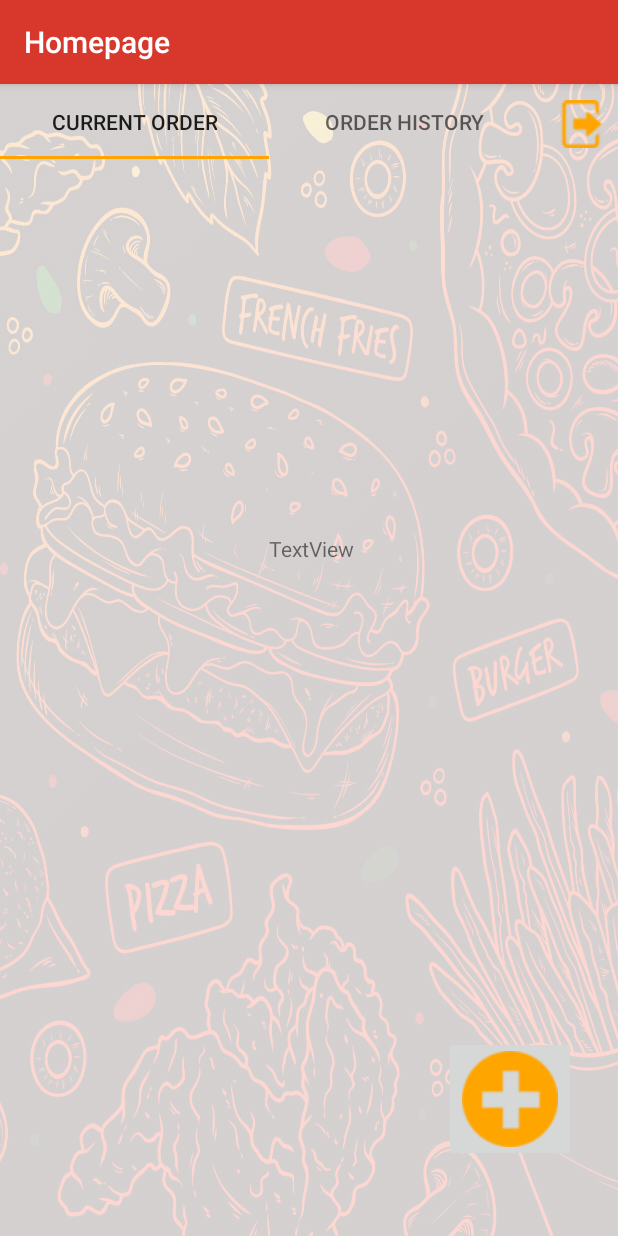
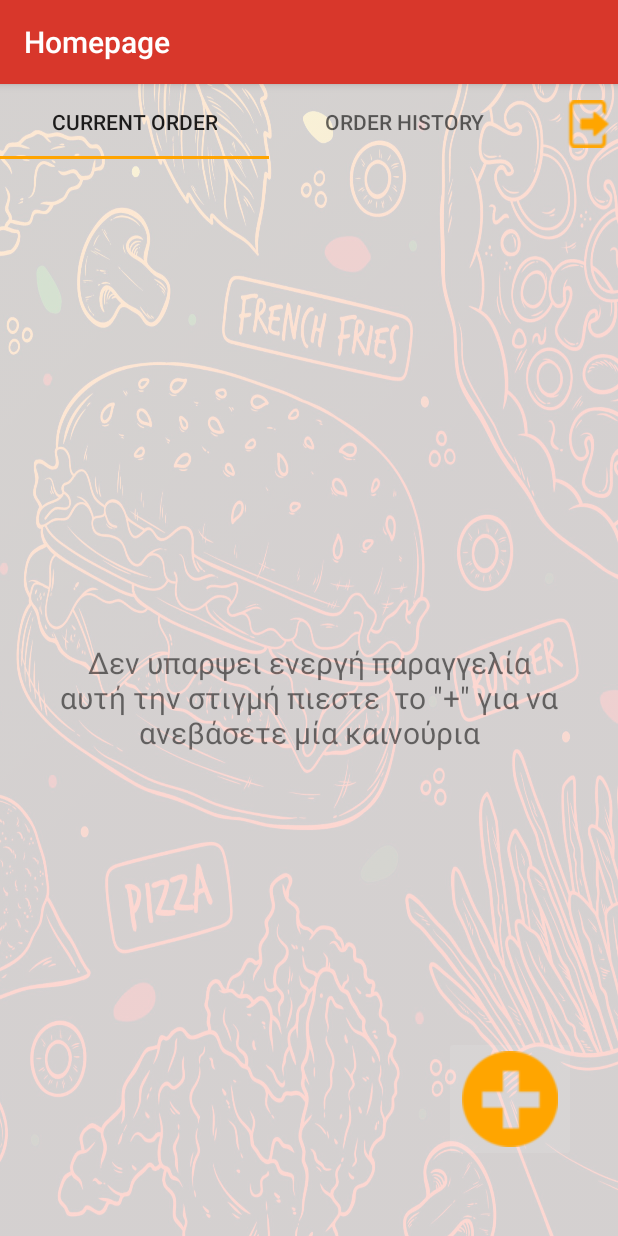
Before and after one commit to vleft02/Restaurant-Application, an Android app: the CurrentOrderPageFragment screen opened directly, with no data from a screen before it, on a phone screen of 412 x 824 dp. Run offline under Robolectric (Android 15) with nearby library versions, the phone set to English and light mode, and no system bars.

Commit message:
Customer Homepage current order fragment implemented + logout + initializer fixes

```diff
--- a/app/src/main/java/gr/aueb/softeng/dao/OrderDAO.java
+++ b/app/src/main/java/gr/aueb/softeng/dao/OrderDAO.java
@@ -1,5 +1,6 @@
 package gr.aueb.softeng.dao;
 
+import java.util.ArrayList;
 import java.util.List;
 
 import gr.aueb.softeng.domain.Customer;
@@ -14,5 +15,5 @@ public interface OrderDAO {
     Order find(Order entity);
 
     List<Order> findByCustomer(Customer customer);
-    List<Order> findByCustomer(int id);
+    ArrayList<Order> findByCustomer(int id);
 }
--- a/app/src/main/java/gr/aueb/softeng/memoryDao/OrderDAOmemory.java
+++ b/app/src/main/java/gr/aueb/softeng/memoryDao/OrderDAOmemory.java
@@ -49,13 +49,13 @@
     }
 
     @Override
-    public List<Order> findByCustomer(int id) {
+    public ArrayList<Order> findByCustomer(int id) {
         ArrayList<Order> result= new ArrayList<>();
         for(Order order : entities){
             if(order.getCustomer().getUserId()==id){
                 result.add(order);
             }
         }
-        return  result;
+        return result;
     }
 }
--- a/app/src/main/java/gr/aueb/softeng/view/Customer/HomePage/CurrentOrderPageFragment.java
+++ b/app/src/main/java/gr/aueb/softeng/view/Customer/HomePage/CurrentOrderPageFragment.java
@@ -2,12 +2,17 @@ package gr.aueb.softeng.view.Customer.HomePage;
 
 import android.os.Bundle;
 
+import androidx.constraintlayout.widget.ConstraintLayout;
 import androidx.fragment.app.Fragment;
 
 import android.view.LayoutInflater;
 import android.view.View;
 import android.view.ViewGroup;
+import android.widget.ImageButton;
+import android.widget.TextView;
 
+import gr.aueb.softeng.memoryDao.CustomerDAOmemory;
+import gr.aueb.softeng.memoryDao.OrderDAOmemory;
 import gr.aueb.softeng.team08.R;
 
 /**
@@ -19,31 +24,27 @@ public class CurrentOrderPageFragment extends Fragment {
 
     // TODO: Rename parameter arguments, choose names that match
     // the fragment initialization parameters, e.g. ARG_ITEM_NUMBER
-    private static final String ARG_PARAM1 = "param1";
-    private static final String ARG_PARAM2 = "param2";
+    private static final String CUSTOMER_ID = "CustomerId";
 
     // TODO: Rename and change types of parameters
-    private String mParam1;
-    private String mParam2;
+    private int customerId;
 
     public CurrentOrderPageFragment() {
-        // Required empty public constructor
+
     }
 
     /**
      * Use this factory method to create a new instance of
      * this fragment using the provided parameters.
      *
-     * @param param1 Parameter 1.
-     * @param param2 Parameter 2.
+     * @param id Parameter 1.
      * @return A new instance of fragment CurrentOrderPageFragment.
      */
     // TODO: Rename and change types and number of parameters
-    public static CurrentOrderPageFragment newInstance(String param1, String param2) {
+    public static CurrentOrderPageFragment newInstance(int id) {
         CurrentOrderPageFragment fragment = new CurrentOrderPageFragment();
         Bundle args = new Bundle();
-        args.putString(ARG_PARAM1, param1);
-        args.putString(ARG_PARAM2, param2);
+        args.putInt(CUSTOMER_ID, id);
         fragment.setArguments(args);
         return fragment;
     }
@@ -52,8 +53,7 @@ public class CurrentOrderPageFragment extends Fragment {
     public void onCreate(Bundle savedInstanceState) {
         super.onCreate(savedInstanceState);
         if (getArguments() != null) {
-            mParam1 = getArguments().getString(ARG_PARAM1);
-            mParam2 = getArguments().getString(ARG_PARAM2);
+            customerId = getArguments().getInt(CUSTOMER_ID);
         }
     }
 
@@ -61,6 +61,31 @@ public class CurrentOrderPageFragment extends Fragment {
     public View onCreateView(LayoutInflater inflater, ViewGroup container,
                              Bundle savedInstanceState) {
         // Inflate the layout for this fragment
-        return inflater.inflate(R.layout.fragment_current_order, container, false);
+
+        View rootView = inflater.inflate(R.layout.fragment_current_order,container,false);
+
+
+        ImageButton plusButton = (ImageButton) rootView.findViewById(R.id.PlaceOrderButton);
+        ImageButton cancelButton =(ImageButton) rootView.findViewById(R.id.CancelOrderButton);
+        TextView noOrderText = (TextView) rootView.findViewById(R.id.NoOrderText);
+        ConstraintLayout orderDetailsLayout = (ConstraintLayout) rootView.findViewById(R.id.CurrentOrderConstraintLayout);
+        TextView orderDetails = (TextView) rootView.findViewById(R.id.OrderDetails);
+
+        CustomerHomepagePresenter presenter = new CustomerHomepagePresenter(new CustomerDAOmemory(),new OrderDAOmemory());
+
+
+        if (presenter.getCurrentOrder(customerId)!=null)
+        {
+            plusButton.setVisibility(View.GONE);
+            noOrderText.setVisibility(View.GONE);
+            orderDetails.setText(presenter.getCurrentOrderDetails(customerId));
+
+        }
+        else{
+            cancelButton.setVisibility(View.GONE);
+            orderDetailsLayout.setVisibility(View.GONE);
+        }
+
+        return rootView;
     }
 }
--- a/app/src/main/java/gr/aueb/softeng/view/Customer/HomePage/CustomerHomePageActivity.java
+++ b/app/src/main/java/gr/aueb/softeng/view/Customer/HomePage/CustomerHomePageActivity.java
@@ -1,31 +1,46 @@
 package gr.aueb.softeng.view.Customer.HomePage;
 
+import android.content.Intent;
 import android.os.Bundle;
+import android.view.View;
 
 import androidx.appcompat.app.AppCompatActivity;
 import androidx.viewpager2.widget.ViewPager2;
 
-import com.google.android.material.tabs.TabItem;
 import com.google.android.material.tabs.TabLayout;
 
+import gr.aueb.softeng.memoryDao.CustomerDAOmemory;
+import gr.aueb.softeng.memoryDao.OrderDAOmemory;
 import gr.aueb.softeng.team08.R;
+import gr.aueb.softeng.view.Login.LoginActivity;
 
 public class CustomerHomePageActivity extends AppCompatActivity implements CustomerHomepageView{
 
     @Override
     protected void onCreate(Bundle savedInstanceState) {
         super.onCreate(savedInstanceState);
-        chooseLayout();
         setContentView(R.layout.activity_customer_hompepage);
 
-        CustomerHomepagePresenter presenter = new CustomerHomepagePresenter();
+        int customerId =-1;
+        CustomerHomepagePresenter presenter = new CustomerHomepagePresenter(new CustomerDAOmemory(), new OrderDAOmemory());
 
+        if (savedInstanceState == null)
+        {
+            Intent intent = getIntent();
+            Bundle extras = intent.getExtras();
+
+            if (extras != null) {
+                customerId = extras.getInt("CustomerId");
+            }
+        }
         //tabbed Layout initialization
         TabLayout tabLayout = findViewById(R.id.CustomerHomePageTabLayout);//tabs currentOrderTab and orderHistoryTab
         ViewPager2 viewPager2 = findViewById(R.id.CustomerHomePageViewPager);
         viewPager2.setUserInputEnabled(false);//No touch scrolling allowed
-        CustomerHomePageViewPagerAdapter adapter = new CustomerHomePageViewPagerAdapter(this);
+        CustomerHomePageViewPagerAdapter adapter = new CustomerHomePageViewPagerAdapter(this,customerId);
         viewPager2.setAdapter(adapter);
+
+
         tabLayout.addOnTabSelectedListener(new TabLayout.OnTabSelectedListener() {
             @Override
             public void onTabSelected(TabLayout.Tab tab) {
@@ -43,11 +58,14 @@ public class CustomerHomePageActivity extends AppCompatActivity implements Custo
             }
         });
 
+        findViewById(R.id.LogOutButton).setOnClickListener(new View.OnClickListener() {
+            @Override
+            public void onClick(View v) {
+                finish();
+            }
+        });
+
 
     }
 
-    @Override
-    public void chooseLayout() {
-
-    }
 }
--- a/app/src/main/java/gr/aueb/softeng/view/Customer/HomePage/CustomerHomePageViewPagerAdapter.java
+++ b/app/src/main/java/gr/aueb/softeng/view/Customer/HomePage/CustomerHomePageViewPagerAdapter.java
@@ -6,8 +6,10 @@ import androidx.fragment.app.FragmentActivity;
 import androidx.viewpager2.adapter.FragmentStateAdapter;
 
 public class CustomerHomePageViewPagerAdapter extends FragmentStateAdapter {
-    public CustomerHomePageViewPagerAdapter(@NonNull FragmentActivity fragmentActivity) {
+    int customerId;
+    public CustomerHomePageViewPagerAdapter(@NonNull FragmentActivity fragmentActivity,int id) {
         super(fragmentActivity);
+        customerId = id;
     }
 
     @NonNull
@@ -15,11 +17,11 @@ public class CustomerHomePageViewPagerAdapter extends FragmentStateAdapter {
     public Fragment createFragment(int position) {//The tab which should be next is chosen
         switch(position) {
             case 0:
-                return new CurrentOrderPageFragment();
+                return CurrentOrderPageFragment.newInstance(customerId);
             case 1:
-                return new OrderHistoryPageFragment();
+                return OrderHistoryPageFragment.newInstance(customerId);
             default:
-                return new CurrentOrderPageFragment();
+                return CurrentOrderPageFragment.newInstance(customerId);
         }
 
     }
--- a/app/src/main/java/gr/aueb/softeng/view/Customer/HomePage/CustomerHomepagePresenter.java
+++ b/app/src/main/java/gr/aueb/softeng/view/Customer/HomePage/CustomerHomepagePresenter.java
@@ -1,9 +1,45 @@
 package gr.aueb.softeng.view.Customer.HomePage;
 
+import java.util.ArrayList;
+import java.util.List;
+
+import gr.aueb.softeng.dao.CustomerDAO;
+import gr.aueb.softeng.dao.OrderDAO;
+import gr.aueb.softeng.domain.Order;
+
 public class CustomerHomepagePresenter {
+    CustomerDAO customerDAO;
+    OrderDAO orderDAO;
+
     CustomerHomepageView view;
 
+    public CustomerHomepagePresenter(CustomerDAO customerDAO, OrderDAO orderDAO /*, int id */)
+    {
+        this.customerDAO = customerDAO;
+        this.orderDAO = orderDAO;
+    }
+
+    public Order getCurrentOrder(int customerId)
+    {
+        ArrayList<Order> orders =  orderDAO.findByCustomer(customerId);
+        for (Order order : orders)
+        {
+            if (order.getOrderState() != Order.State.COMPLETED)
+            {
+                return order;
+            }
+        }
+        return null;
+    }
     public void setView(CustomerHomepageView view) {
         this.view = view;
     }
+
+    public String getCurrentOrderDetails(int customerId) {
+        String output = "";
+        Order order = getCurrentOrder(customerId);
+        output += order.getOrderState().toString()+"\n";
+        return output;
+    }
+
 }
--- a/app/src/main/java/gr/aueb/softeng/view/Customer/HomePage/CustomerHomepageView.java
+++ b/app/src/main/java/gr/aueb/softeng/view/Customer/HomePage/CustomerHomepageView.java
@@ -2,5 +2,4 @@ package gr.aueb.softeng.view.Customer.HomePage;
 import gr.aueb.softeng.view.View;
 
 public interface CustomerHomepageView extends View{
-void chooseLayout();
 }
--- a/app/src/main/java/gr/aueb/softeng/view/Login/LoginActivity.java
+++ b/app/src/main/java/gr/aueb/softeng/view/Login/LoginActivity.java
@@ -97,8 +97,9 @@ public class LoginActivity extends AppCompatActivity implements LoginView {
         startActivity(intent);
     }
 
-    public void redirectToCustomerPage(){
+    public void redirectToCustomerPage(int customerId){
         Intent intent = new Intent(LoginActivity.this, CustomerHomePageActivity.class);
+        intent.putExtra("CustomerId",customerId);
         startActivity(intent);
     }
     public void redirectToChefHomePage(){
--- a/app/src/main/java/gr/aueb/softeng/view/Login/LoginPresenter.java
+++ b/app/src/main/java/gr/aueb/softeng/view/Login/LoginPresenter.java
@@ -39,7 +39,7 @@ public class LoginPresenter {
             view.showErrorMessage("Σφάλμα!", "Συμπληρώστε όλα τα πεδία.");
         }else if (custDAO.find(inputUsername, inputPassword) != null) {
             view.showErrorMessage("ΒΡΕΘΗΚΕ", " Ο χρηστης βρεθηκε");
-            view.redirectToCustomerPage();
+            view.redirectToCustomerPage(custDAO.find(inputUsername,inputPassword).getUserId());
         }
         else if (chefDAO.find(inputUsername, inputPassword) != null) {
             view.showErrorMessage("ΒΡΕΘΗΚΕ", " Ο χρηστης βρεθηκε");
--- a/app/src/main/java/gr/aueb/softeng/view/Login/LoginView.java
+++ b/app/src/main/java/gr/aueb/softeng/view/Login/LoginView.java
@@ -13,7 +13,7 @@ public interface LoginView extends View {
     void signupPersonel();
     void signupOwner();
     void showErrorMessage(String title, String message);
-    void redirectToCustomerPage();
+    void redirectToCustomerPage(int customerId);
    void redirectToChefHomePage();
    void redirectToOwnerHomePage();
 
--- a/app/src/main/res/layout/activity_customer_hompepage.xml
+++ b/app/src/main/res/layout/activity_customer_hompepage.xml
@@ -40,8 +40,8 @@
 
     <ImageButton
         android:id="@+id/LogOutButton"
-        android:layout_width="48dp"
-        android:layout_height="wrap_content"
+        android:layout_width="39dp"
+        android:layout_height="52dp"
         android:backgroundTint="#00FFFFFF"
         android:contentDescription="@string/logout"
         app:layout_constraintBottom_toBottomOf="parent"
--- a/app/src/main/res/layout/fragment_current_order.xml
+++ b/app/src/main/res/layout/fragment_current_order.xml
@@ -7,35 +7,68 @@
     tools:context="gr.aueb.softeng.view.Customer.HomePage.CurrentOrderPageFragment">
 
     <androidx.constraintlayout.widget.ConstraintLayout
-        android:layout_width="409dp"
-        android:layout_height="312dp"
+        android:id="@+id/CurrentOrderConstraintLayout"
+        android:layout_width="345dp"
+        android:layout_height="332dp"
         app:layout_constraintBottom_toBottomOf="parent"
         app:layout_constraintEnd_toEndOf="parent"
-        app:layout_constraintHorizontal_bias="1.0"
+        app:layout_constraintHorizontal_bias="0.0"
         app:layout_constraintStart_toStartOf="parent"
         app:layout_constraintTop_toTopOf="parent"
-        app:layout_constraintVertical_bias="0.226">
+        app:layout_constraintVertical_bias="0.091">
 
         <TextView
-            android:id="@+id/textView3"
+            android:id="@+id/OrderDetails"
             android:layout_width="wrap_content"
             android:layout_height="wrap_content"
             android:text="TextView"
             app:layout_constraintBottom_toBottomOf="parent"
             app:layout_constraintEnd_toEndOf="parent"
+            app:layout_constraintHorizontal_bias="0.055"
             app:layout_constraintStart_toStartOf="parent"
-            app:layout_constraintTop_toTopOf="parent" />
+            app:layout_constraintTop_toTopOf="parent"
+            app:layout_constraintVertical_bias="0.079" />
     </androidx.constraintlayout.widget.ConstraintLayout>
 
     <ImageButton
-        android:id="@+id/imageButton"
+        android:id="@+id/PlaceOrderButton"
         android:layout_width="wrap_content"
         android:layout_height="wrap_content"
+        android:backgroundTint="#14FFFFFF"
+        android:contentDescription="@string/placeorder"
         android:src="@drawable/plus"
         app:layout_constraintBottom_toBottomOf="parent"
         app:layout_constraintEnd_toEndOf="parent"
         app:layout_constraintHorizontal_bias="0.913"
         app:layout_constraintStart_toStartOf="parent"
         app:layout_constraintTop_toTopOf="parent"
-        app:layout_constraintVertical_bias="0.95" />
+        app:layout_constraintVertical_bias="0.95"
+        tools:ignore="ImageContrastCheck" />
+
+    <ImageButton
+        android:id="@+id/CancelOrderButton"
+        android:layout_width="59dp"
+        android:layout_height="61dp"
+        android:backgroundTint="#23FFFFFF"
+        android:contentDescription="@string/cancelorder"
+        android:src="@android:drawable/ic_menu_close_clear_cancel"
+        app:layout_constraintBottom_toBottomOf="parent"
+        app:layout_constraintEnd_toEndOf="parent"
+        app:layout_constraintHorizontal_bias="1.0"
+        app:layout_constraintStart_toEndOf="@+id/CurrentOrderConstraintLayout"
+        app:layout_constraintTop_toTopOf="parent"
+        app:layout_constraintVertical_bias="0.256" />
+
+    <TextView
+        android:id="@+id/NoOrderText"
+        android:layout_width="356dp"
+        android:layout_height="188dp"
+        android:gravity="center"
+        android:text="Δεν υπαρψει ενεργή παραγγελία αυτή την στιγμή πιεστε  το &quot;+&quot; για να ανεβάσετε μία καινούρια"
+        android:textSize="20sp"
+        app:layout_constraintBottom_toBottomOf="parent"
+        app:layout_constraintEnd_toEndOf="parent"
+        app:layout_constraintStart_toStartOf="parent"
+        app:layout_constraintTop_toTopOf="parent" />
+
 </androidx.constraintlayout.widget.ConstraintLayout>
--- a/app/src/main/res/values-night/strings.xml
+++ b/app/src/main/res/values-night/strings.xml
@@ -4,4 +4,5 @@
     <string name="email">Email</string>
     <string name="telephone">Telephone</string>
     <string name="Homepage">Homepage</string>
+    <string name="cancelorder">CancelOrder</string>
 </resources>
--- a/app/src/main/res/values/strings.xml
+++ b/app/src/main/res/values/strings.xml
@@ -29,4 +29,5 @@
     <!-- TODO: Remove or change this placeholder text -->
     <string name="hello_blank_fragment">Hello blank fragment</string>
     <string name="chef">Chef</string>
+    <string name="cancelorder">CancelOrder</string>
 </resources>
```
Also changed, not shown: app/src/main/java/gr/aueb/softeng/dao/Initializer.java (+16 -7 lines), app/src/main/java/gr/aueb/softeng/memoryDao/MemoryInitializer.java (+7 -0 lines), app/src/main/java/gr/aueb/softeng/view/Customer/HomePage/OrderHistoryPageFragment.java (+6 -11 lines), app/src/main/res/layout/fragment_order_history_page.xml (+10 -8 lines).
